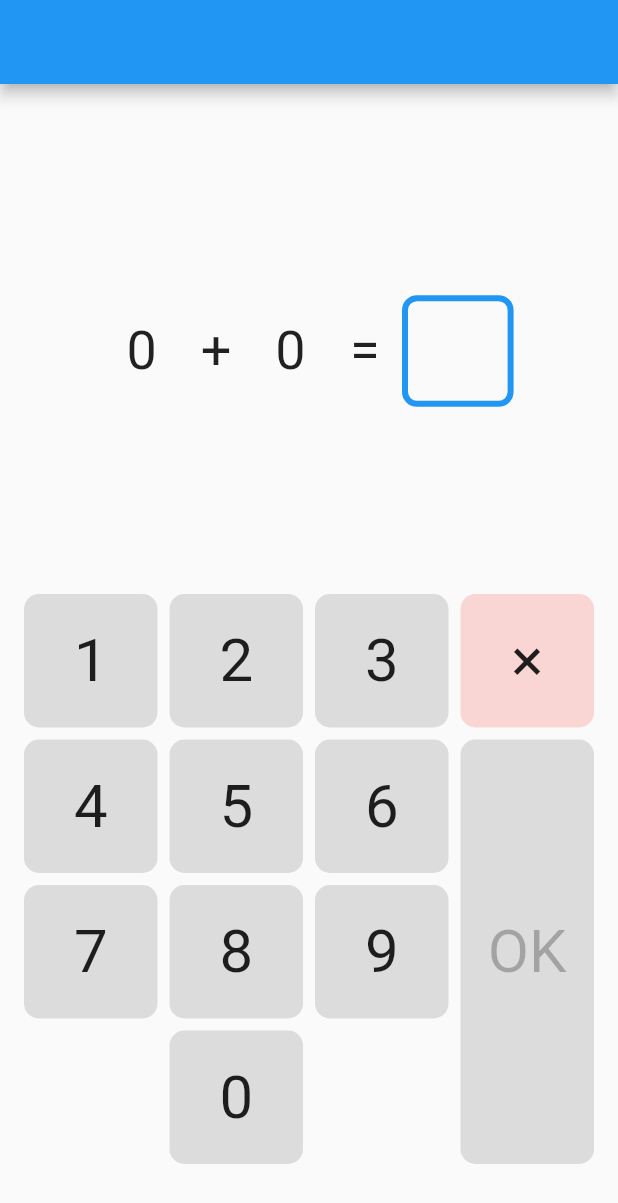
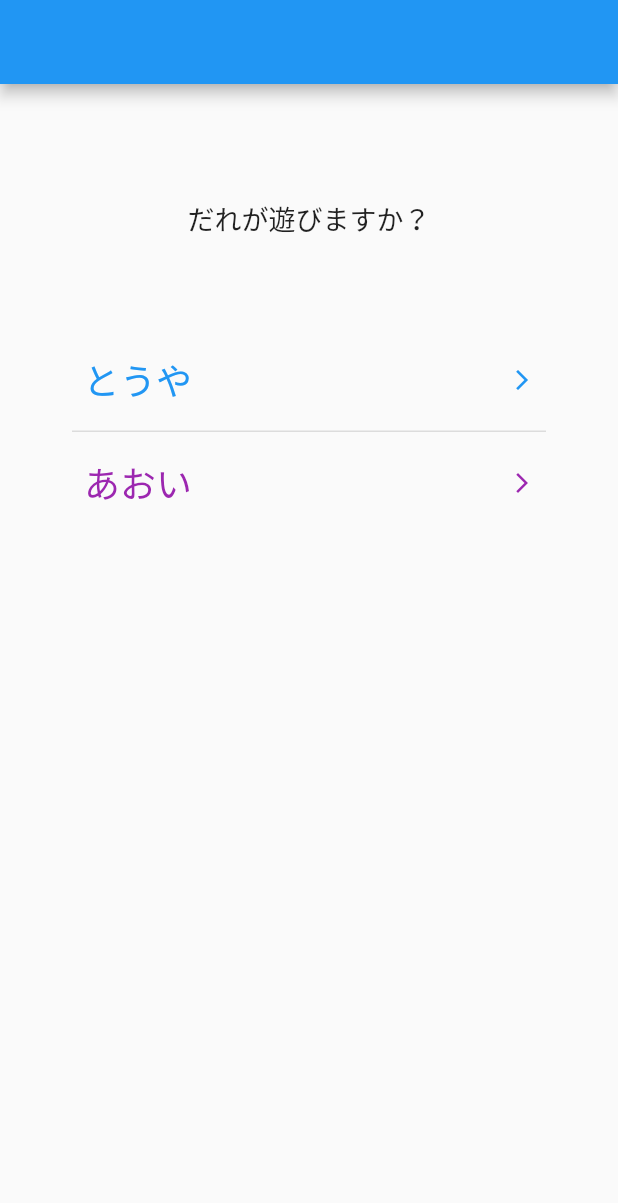
Before and after one commit to chooyan-eng/EverydayMath, a Flutter app: the screen it shows after launch, on a phone screen of 412 x 824 dp. Shown: the top 1203 px of the screen. Run offline on Flutter 3.47's test engine with Material 2 defaults, Android fonts, the phone set to English and light mode, and no system bars.

Commit message:
ユーザー選択ページを追加

```diff
--- a/lib/main.dart
+++ b/lib/main.dart
@@ -2,6 +2,7 @@ import 'package:flutter/material.dart';
 import 'package:math_everyday/bloc/question_bloc.dart';
 import 'package:math_everyday/model/question.dart';
 import 'package:math_everyday/view/question_page.dart';
+import 'package:math_everyday/view/select_user_page.dart';
 import 'package:provider/provider.dart';
 
 void main() {
@@ -19,10 +20,7 @@ class MyApp extends StatelessWidget {
       ),
       home: Scaffold(
         appBar: AppBar(),
-        body: ChangeNotifierProvider(
-          create: (context) => QuestionBloc()..question = Question.random(20),
-          child: QuestionPage(),
-        ),
+        body: SelectUserPage(),
       ),
     );
   }
--- /dev/null
+++ b/lib/view/select_user_page.dart
@@ -0,0 +1,105 @@
+import 'package:flutter/material.dart';
+import 'package:math_everyday/view/question_scene.dart';
+
+class SelectUserPage extends StatelessWidget {
+
+  Future<bool> _showConfirmDialog(BuildContext context, String name, Color color) async {
+    return await showDialog<bool>(
+      context: context,
+      builder: (context) => AlertDialog(
+        content: RichText(
+          text: TextSpan(
+            children: <InlineSpan>[
+              TextSpan(text: name, style: TextStyle(color: color, fontWeight: FontWeight.bold)),
+              TextSpan(text: ' が遊びますか？', style: TextStyle(color: Colors.black87)),
+            ]
+          ),
+        ),
+        actions: <Widget>[
+          // ボタン領域
+          FlatButton(
+            child: Text("いいえ"),
+            onPressed: () {
+              Navigator.pop(context, false);
+            }
+          ),
+          FlatButton(
+            child: Text(
+              "はい",
+              style: TextStyle(
+                color: Colors.blue,
+                fontWeight: FontWeight.bold,
+              ),
+            ),
+            onPressed: () => Navigator.pop(context, true),
+          ),
+        ],
+      ),
+    );
+  }
+
+  void _navigateToQuiz(BuildContext context) {
+    Navigator.push(context, MaterialPageRoute(builder: (context) => QuestionScene()));
+  }
+
+  @override
+  Widget build(BuildContext context) {
+    return Padding(
+      padding: const EdgeInsets.all(16),
+      child: Column(
+        children: <Widget>[
+          SizedBox(height: 60),
+          Text('だれが遊びますか？', style: TextStyle(fontSize: 18),),
+          SizedBox(height: 60),
+          Padding(
+            padding: const EdgeInsets.symmetric(horizontal: 32),
+            child: _buildUserSelect('とうや', Colors.blue, () async {
+              if (await _showConfirmDialog(context, 'とうやさん', Colors.blue)) {
+                _navigateToQuiz(context);
+              }
+            }),
+          ),
+          Padding(
+            padding: const EdgeInsets.symmetric(horizontal: 32),
+            child: Container(
+              height: 1,
+              color: Colors.black12,
+            )
+          ),
+          Padding(
+            padding: const EdgeInsets.symmetric(horizontal: 32),
+            child: _buildUserSelect('あおい', Colors.purple, () async {
+              if (await _showConfirmDialog(context, 'あおいちゃん', Colors.purple)) {
+                _navigateToQuiz(context);
+              }
+            }),
+          ),
+        ],
+      ),
+    );
+  }
+
+  Widget _buildUserSelect(String name, Color color, VoidCallback onTap) {
+    return InkWell(
+      onTap: onTap,
+      child: Padding(
+        padding: const EdgeInsets.symmetric(horizontal: 8, vertical: 16),
+        child: Row(
+          crossAxisAlignment: CrossAxisAlignment.center,
+          children: <Widget>[
+            Expanded(
+              child: Text(
+                name,
+                style: TextStyle(
+                  color: color,
+                  fontSize: 24,
+                ),
+              ),
+            ),
+            Icon(Icons.arrow_forward_ios, size: 16, color: color)
+          ],
+        ),
+      ),
+    );
+  }
+}
```
Also changed, not shown: lib/view/question_scene.dart (added, +18 -0 lines).
